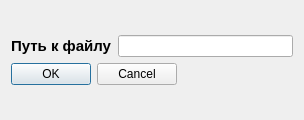
VampireVol/NetworkDiagramEditor, file selectpath.ui: the form before one commit.
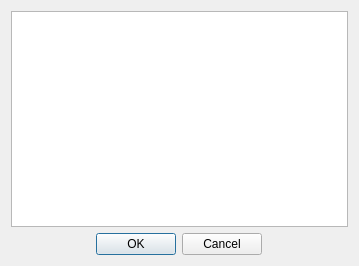
The form after the commit.

The edit to the form file:
```diff
--- a/selectpath.ui
+++ b/selectpath.ui
@@ -6,12 +6,12 @@
    <rect>
     <x>0</x>
     <y>0</y>
-    <width>304</width>
-    <height>120</height>
+    <width>359</width>
+    <height>266</height>
    </rect>
   </property>
   <property name="sizePolicy">
-   <sizepolicy hsizetype="Preferred" vsizetype="Preferred">
+   <sizepolicy hsizetype="Fixed" vsizetype="Fixed">
     <horstretch>0</horstretch>
     <verstretch>0</verstretch>
    </sizepolicy>
@@ -23,20 +23,9 @@
    <item row="0" column="0">
     <layout class="QVBoxLayout" name="verticalLayout">
      <item>
-      <layout class="QHBoxLayout" name="horizontalLayout">
-       <item alignment="Qt::AlignHCenter|Qt::AlignVCenter">
-        <widget class="QLabel" name="label">
-         <property name="text">
-          <string>&lt;html&gt;&lt;head/&gt;&lt;body&gt;&lt;p&gt;&lt;span style=&quot; font-size:11pt; font-weight:600;&quot;&gt;Путь к файлу&lt;/span&gt;&lt;/p&gt;&lt;/body&gt;&lt;/html&gt;</string>
-         </property>
-        </widget>
-       </item>
-       <item>
-        <widget class="QLineEdit" name="path"/>
-       </item>
-      </layout>
+      <widget class="QListView" name="listView"/>
      </item>
-     <item alignment="Qt::AlignLeft">
+     <item alignment="Qt::AlignHCenter">
       <widget class="QDialogButtonBox" name="buttonBox">
        <property name="standardButtons">
         <set>QDialogButtonBox::Cancel|QDialogButtonBox::Ok</set>
```
